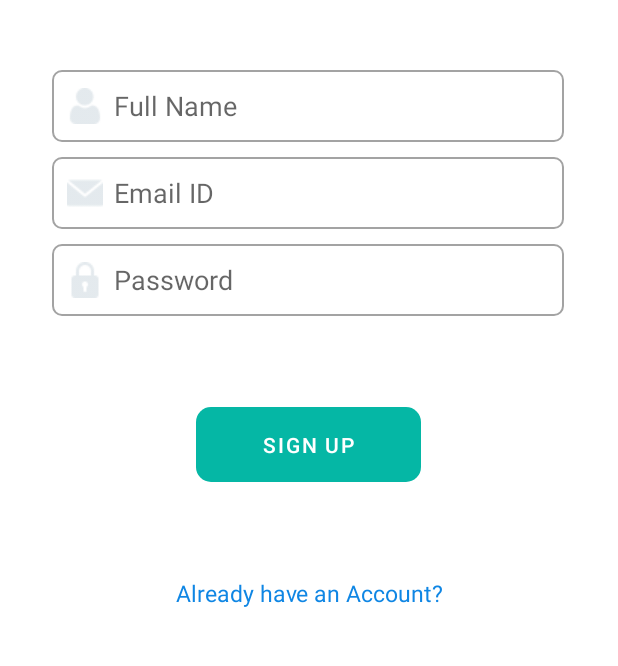
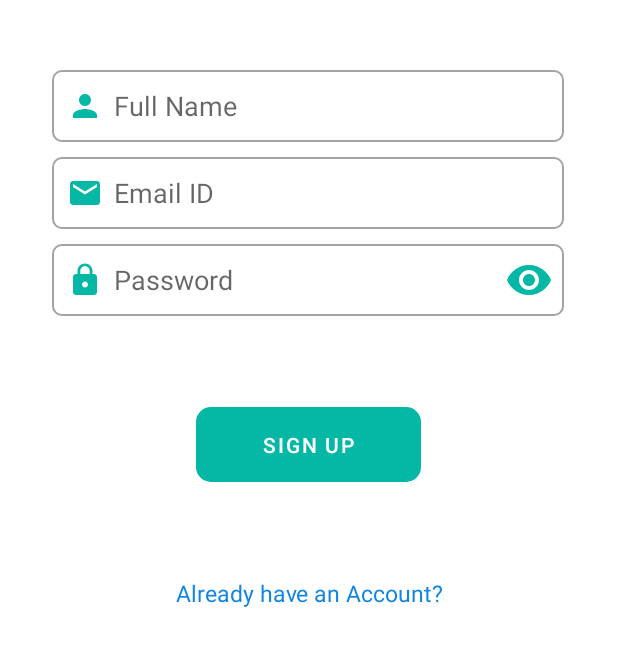
Before and after one commit to NilabhB/SkyMeet, an Android app: the SignUpActivity screen opened directly, with no data from a screen before it, on a phone screen of 412 x 824 dp, the part 378-1044 px from its top. Run offline under Robolectric (Android 15) with nearby library versions, the phone set to English and light mode, and no system bars; our stand-ins replace Firebase (no records; nobody signed in at launch, a user with empty details on screens opened directly); Roboto replaces fonts that are not available here.

Commit message:
Password Visibility Added

```diff
--- a/app/src/main/java/com/skymeet/videoConference/SignUpActivity.java
+++ b/app/src/main/java/com/skymeet/videoConference/SignUpActivity.java
@@ -7,11 +7,14 @@ import android.content.DialogInterface;
 import android.content.Intent;
 import android.os.Bundle;
 import android.text.TextUtils;
+import android.text.method.HideReturnsTransformationMethod;
+import android.text.method.PasswordTransformationMethod;
 import android.util.Patterns;
 import android.view.View;
 import android.view.animation.AlphaAnimation;
 import android.widget.Button;
 import android.widget.EditText;
+import android.widget.ImageView;
 import android.widget.TextView;
 import android.widget.Toast;
 
@@ -150,6 +153,17 @@ public class SignUpActivity extends AppCompatActivity {
         });
 
     }
+
+    public void ShowHidePass(View view) {
+        if(passwordBox.getTransformationMethod().equals(PasswordTransformationMethod.getInstance())) {
+            ((ImageView)(view)).setImageResource(R.drawable.ic_baseline_visibility_off_24);
+            passwordBox.setTransformationMethod(HideReturnsTransformationMethod.getInstance());
+        } else {
+            ((ImageView)(view)).setImageResource(R.drawable.ic_baseline_visibility_24);
+            passwordBox.setTransformationMethod(PasswordTransformationMethod.getInstance());
+        }
+    }
+
     private final AlphaAnimation buttonClick = new AlphaAnimation(1F, 0.5F);
 
     @Override
--- /dev/null
+++ b/app/src/main/res/drawable/ic_baseline_email_24.xml
@@ -0,0 +1,5 @@
+<vector android:height="24dp" android:tint="#05B7A5"
+    android:viewportHeight="24" android:viewportWidth="24"
+    android:width="24dp" xmlns:android="http://schemas.android.com/apk/res/android">
+    <path android:fillColor="@android:color/white" android:pathData="M20,4L4,4c-1.1,0 -1.99,0.9 -1.99,2L2,18c0,1.1 0.9,2 2,2h16c1.1,0 2,-0.9 2,-2L22,6c0,-1.1 -0.9,-2 -2,-2zM20,8l-8,5 -8,-5L4,6l8,5 8,-5v2z"/>
+</vector>
--- /dev/null
+++ b/app/src/main/res/drawable/ic_baseline_lock_24.xml
@@ -0,0 +1,5 @@
+<vector android:height="24dp" android:tint="#05B7A5"
+    android:viewportHeight="24" android:viewportWidth="24"
+    android:width="24dp" xmlns:android="http://schemas.android.com/apk/res/android">
+    <path android:fillColor="@android:color/white" android:pathData="M18,8h-1L17,6c0,-2.76 -2.24,-5 -5,-5S7,3.24 7,6v2L6,8c-1.1,0 -2,0.9 -2,2v10c0,1.1 0.9,2 2,2h12c1.1,0 2,-0.9 2,-2L20,10c0,-1.1 -0.9,-2 -2,-2zM12,17c-1.1,0 -2,-0.9 -2,-2s0.9,-2 2,-2 2,0.9 2,2 -0.9,2 -2,2zM15.1,8L8.9,8L8.9,6c0,-1.71 1.39,-3.1 3.1,-3.1 1.71,0 3.1,1.39 3.1,3.1v2z"/>
+</vector>
--- /dev/null
+++ b/app/src/main/res/drawable/ic_baseline_person_24.xml
@@ -0,0 +1,5 @@
+<vector android:height="24dp" android:tint="#05B7A5"
+    android:viewportHeight="24" android:viewportWidth="24"
+    android:width="24dp" xmlns:android="http://schemas.android.com/apk/res/android">
+    <path android:fillColor="@android:color/white" android:pathData="M12,12c2.21,0 4,-1.79 4,-4s-1.79,-4 -4,-4 -4,1.79 -4,4 1.79,4 4,4zM12,14c-2.67,0 -8,1.34 -8,4v2h16v-2c0,-2.66 -5.33,-4 -8,-4z"/>
+</vector>
--- a/app/src/main/res/layout/activity_sign_in.xml
+++ b/app/src/main/res/layout/activity_sign_in.xml
@@ -30,7 +30,7 @@
         android:layout_width="wrap_content"
         android:layout_height="wrap_content"
         android:background="@drawable/textbox"
-        android:drawableLeft="@drawable/mail"
+        android:drawableLeft="@drawable/ic_baseline_email_24"
         android:drawablePadding="7dp"
         android:ems="16"
         android:hint="Email ID"
@@ -50,7 +50,7 @@
         android:layout_height="wrap_content"
         android:layout_marginTop="10dp"
         android:background="@drawable/textbox"
-        android:drawableLeft="@drawable/password"
+        android:drawableLeft="@drawable/ic_baseline_lock_24"
         android:drawablePadding="7dp"
         android:ems="16"
         android:hint="Password"
--- a/app/src/main/res/layout/activity_sign_up.xml
+++ b/app/src/main/res/layout/activity_sign_up.xml
@@ -30,7 +30,7 @@
         android:layout_width="wrap_content"
         android:layout_height="wrap_content"
         android:background="@drawable/textbox"
-        android:drawableLeft="@drawable/profileicon"
+        android:drawableLeft="@drawable/ic_baseline_person_24"
         android:drawablePadding="7dp"
         android:ems="16"
         android:hint="Full Name"
@@ -50,7 +50,7 @@
         android:layout_height="wrap_content"
         android:layout_marginTop="10dp"
         android:background="@drawable/textbox"
-        android:drawableLeft="@drawable/mail"
+        android:drawableLeft="@drawable/ic_baseline_email_24"
         android:drawablePadding="7dp"
         android:ems="16"
         android:hint="Email ID"
@@ -70,7 +70,7 @@
         android:layout_height="wrap_content"
         android:layout_marginTop="10dp"
         android:background="@drawable/textbox"
-        android:drawableLeft="@drawable/password"
+        android:drawableLeft="@drawable/ic_baseline_lock_24"
         android:drawablePadding="7dp"
         android:ems="16"
         android:hint="Password"
@@ -125,5 +125,18 @@
         app:layout_constraintVertical_bias="1.0"
         app:srcCompat="@drawable/skymeet_logo" />
 
+    <ImageView
+        android:id="@+id/passwordEye"
+        android:layout_width="32dp"
+        android:layout_height="32dp"
+        android:layout_marginRight="7dp"
+        android:onClick="ShowHidePass"
+        app:layout_constraintBottom_toBottomOf="@+id/passwordBox"
+        app:layout_constraintEnd_toEndOf="@+id/passwordBox"
+        app:layout_constraintHorizontal_bias="1.0"
+        app:layout_constraintStart_toStartOf="@+id/passwordBox"
+        app:layout_constraintTop_toTopOf="@+id/passwordBox"
+        app:srcCompat="@drawable/ic_baseline_visibility_24" />
+
 
 </androidx.constraintlayout.widget.ConstraintLayout>
```
